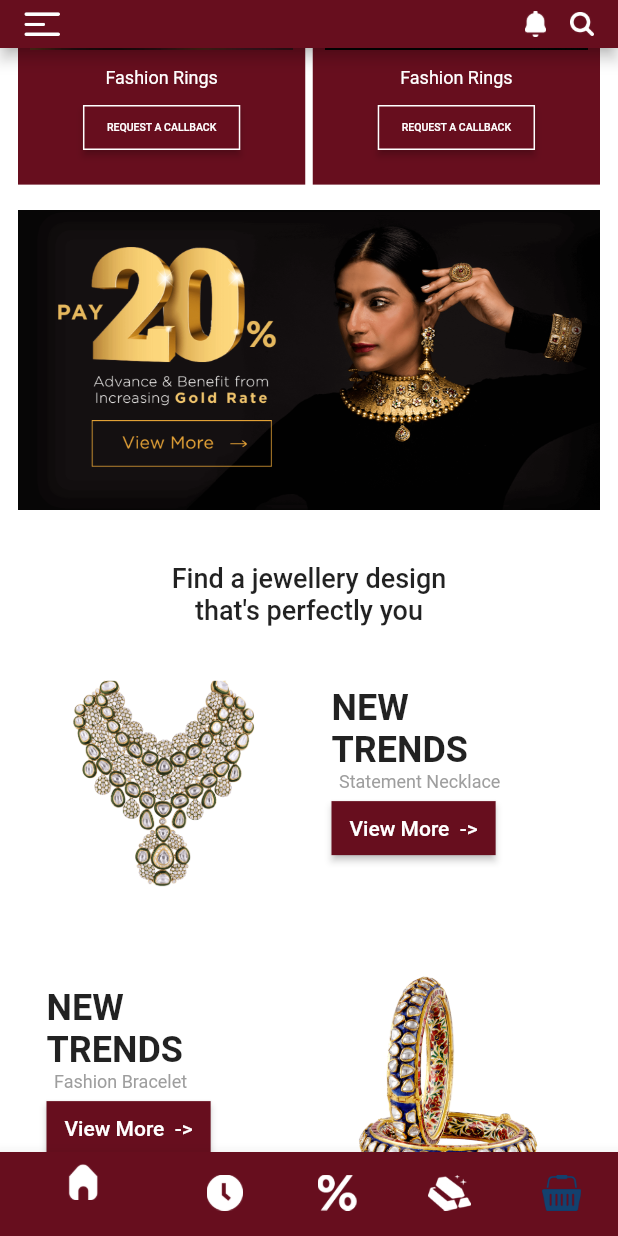
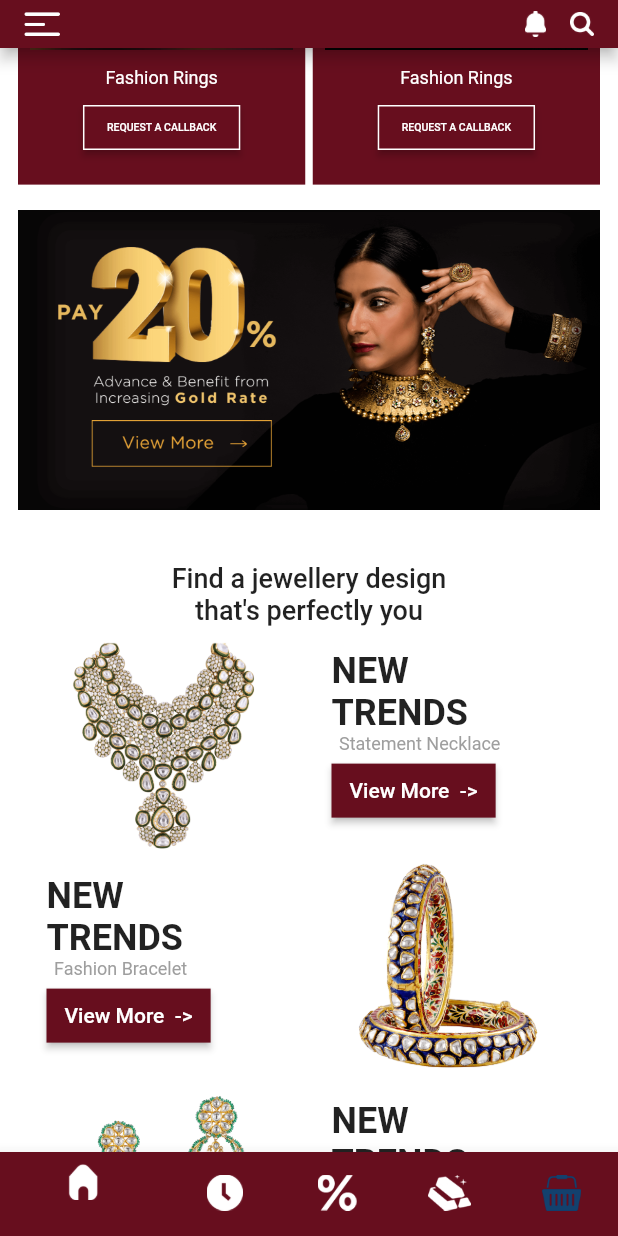
Before and after one commit to sumit2393/mj, a Flutter app: the screen it shows after launch, scrolled down 1152 dp, on a phone screen of 412 x 824 dp. Run offline on Flutter 3.47's test engine with Material 2 defaults, Android fonts, the phone set to English and light mode, and no system bars; our stand-ins replace carousel_slider.

Commit message:
Home page improvements

```diff
--- a/lib/Screen/Home.dart
+++ b/lib/Screen/Home.dart
@@ -229,7 +229,7 @@ class _HomeState extends State<Home> {
                       children: <Widget>[
                         Expanded(
                             child: Container(
-                          height: 200,
+                          height: 150,
                           decoration: BoxDecoration(
                               image: DecorationImage(
                                   fit: BoxFit.cover,
@@ -240,7 +240,7 @@ class _HomeState extends State<Home> {
                             child: Container(
                           color: Colors.white,
                           margin: EdgeInsets.only(left: 15),
-                          height: 200,
+                          height: 150,
                           child: Column(
                               mainAxisAlignment: MainAxisAlignment.center,
                               crossAxisAlignment: CrossAxisAlignment.start,
```
